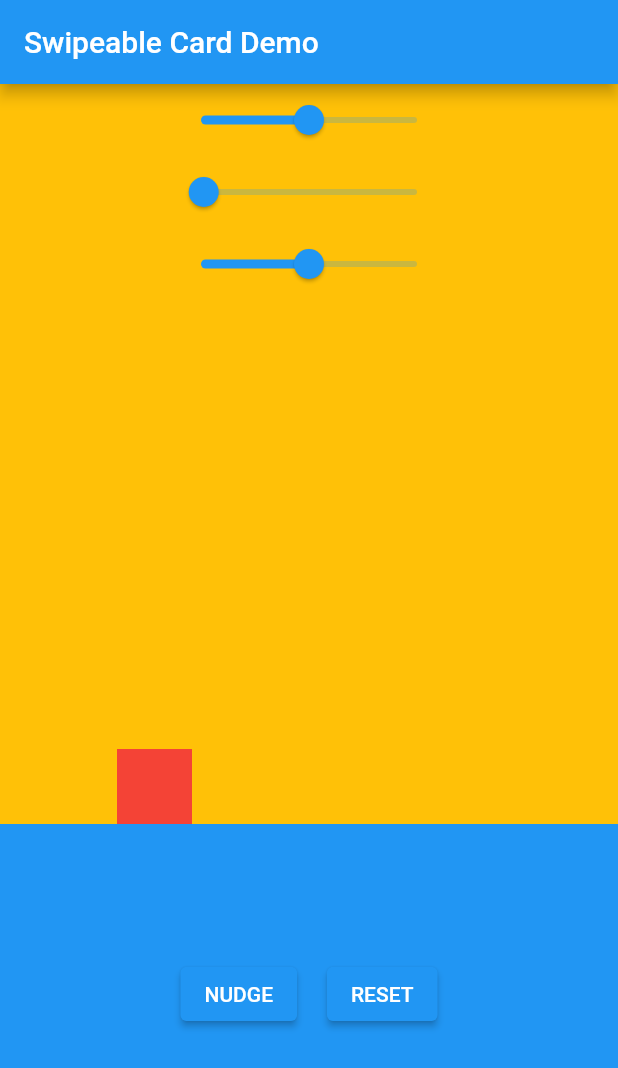
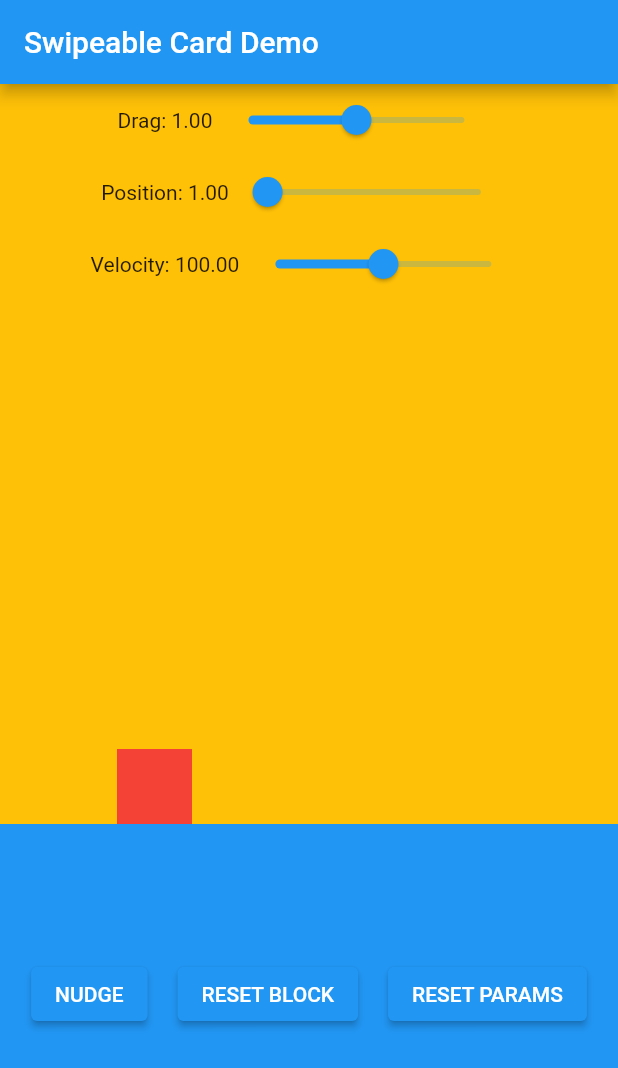
Before and after one commit to AlabasterAxe/card_swiping_example, a Flutter app: the screen it shows after launch, on a phone screen of 412 x 824 dp. Shown: the top 1068 px of the screen. Run offline on Flutter 3.47's test engine with Material 2 defaults, Android fonts, the phone set to English and light mode, and no system bars.

Commit message:
display the actual values

```diff
--- a/lib/sliding-block-example.dart
+++ b/lib/sliding-block-example.dart
@@ -33,6 +33,14 @@ class _SlidingBlockExampleState extends State<SlidingBlockExample>
     blockAnimationController.animateWith(nonMovingSimulation);
   }
 
+  void _resetParameters() {
+    setState(() {
+      drag = 1;
+      position = 1;
+      velocity = 100;
+    });
+  }
+
   Widget build(BuildContext context) {
     Size screenSize = MediaQuery.of(context).size;
     return Stack(
@@ -42,6 +50,8 @@ class _SlidingBlockExampleState extends State<SlidingBlockExample>
             top: 0,
             child: Column(
               children: [
+                Row(children: [
+                  Text("Drag: ${drag.toStringAsFixed(2)}"),
                   Slider(
                       min: 0.0,
                       max: 2,
@@ -51,6 +61,9 @@ class _SlidingBlockExampleState extends State<SlidingBlockExample>
                           drag = val;
                         });
                       }),
+                ]),
+                Row(children: [
+                  Text("Position: ${position.toStringAsFixed(2)}"),
                   Slider(
                       min: 0.0,
                       max: 80,
@@ -60,6 +73,9 @@ class _SlidingBlockExampleState extends State<SlidingBlockExample>
                           position = val;
                         });
                       }),
+                ]),
+                Row(children: [
+                  Text("Velocity: ${velocity.toStringAsFixed(2)}"),
                   Slider(
                       min: 0.0,
                       max: 200,
@@ -68,7 +84,8 @@ class _SlidingBlockExampleState extends State<SlidingBlockExample>
                         setState(() {
                           velocity = val;
                         });
-                    })
+                      }),
+                ]),
               ],
             )),
         Positioned(
@@ -96,7 +113,11 @@ class _SlidingBlockExampleState extends State<SlidingBlockExample>
                 Row(children: [
                   ElevatedButton(child: Text("NUDGE"), onPressed: _nudgeBlock),
                   SizedBox(width: 20),
-                  ElevatedButton(child: Text("RESET"), onPressed: _resetBlock),
+                  ElevatedButton(
+                      child: Text("RESET BLOCK"), onPressed: _resetBlock),
+                  SizedBox(width: 20),
+                  ElevatedButton(
+                      child: Text("RESET PARAMS"), onPressed: _resetParameters),
                 ]),
               ],
             ))
```
Lines whose indentation alone changed are shown as unchanged.
